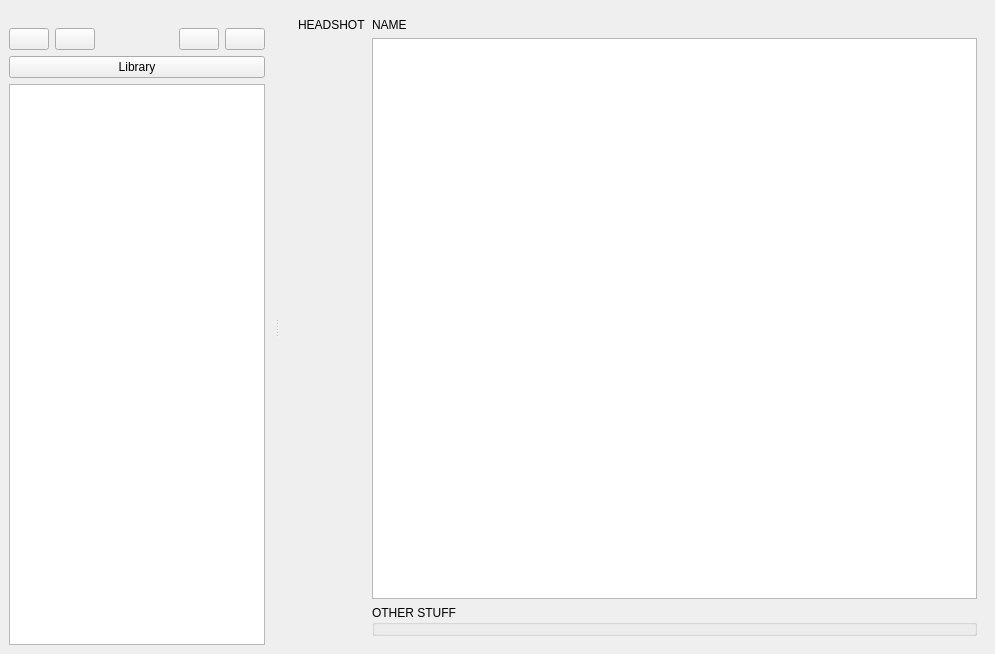
The window that moviehamster/gui/qtgui.ui (bordstein/hamster) describes before a commit, drawn with Qt 5.
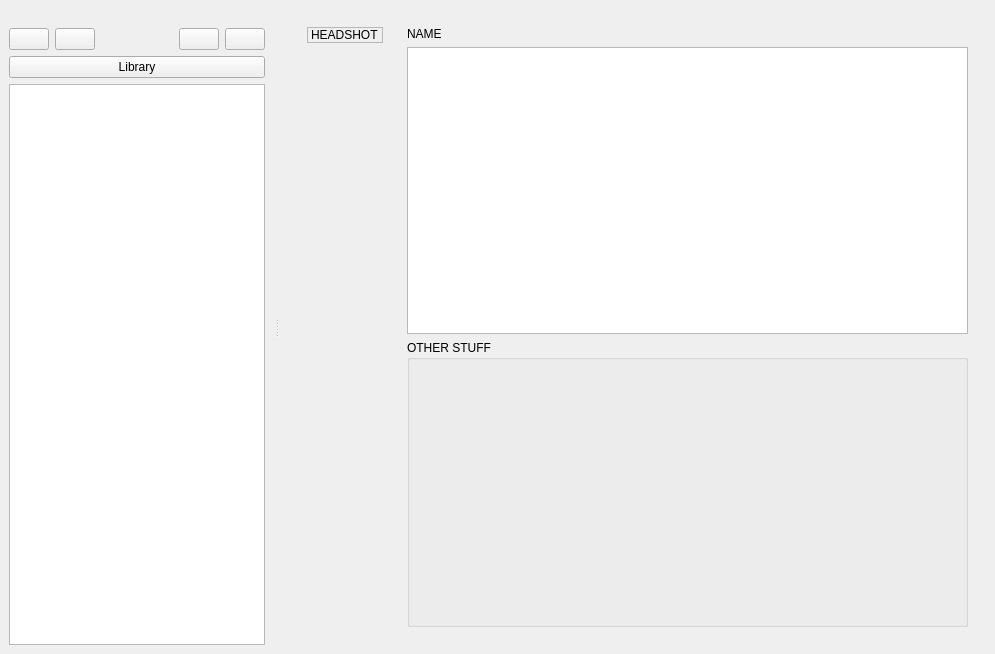
The same window after the commit. The open tabs and pages were chosen to show the change. Icons and pictures are not drawn.

```diff
--- a/moviehamster/gui/qtgui.ui
+++ b/moviehamster/gui/qtgui.ui
@@ -59,27 +59,82 @@
       <widget class="QWidget" name="person_view">
        <layout class="QGridLayout" name="gridLayout_3">
         <item row="0" column="0">
+         <widget class="QWidget" name="widget_2" native="true">
+          <layout class="QVBoxLayout" name="verticalLayout_5">
+           <item>
          <widget class="QLabel" name="l_headshot">
+             <property name="frameShape">
+              <enum>QFrame::StyledPanel</enum>
+             </property>
           <property name="text">
            <string>HEADSHOT</string>
           </property>
+             <property name="margin">
+              <number>4</number>
+             </property>
+            </widget>
+           </item>
+           <item>
+            <spacer name="verticalSpacer">
+             <property name="orientation">
+              <enum>Qt::Vertical</enum>
+             </property>
+             <property name="sizeHint" stdset="0">
+              <size>
+               <width>20</width>
+               <height>40</height>
+              </size>
+             </property>
+            </spacer>
+           </item>
+          </layout>
          </widget>
         </item>
         <item row="0" column="1">
+         <widget class="QWidget" name="widget_3" native="true">
+          <layout class="QVBoxLayout" name="verticalLayout_6">
+           <item>
          <widget class="QLabel" name="l_person_name">
+             <property name="sizePolicy">
+              <sizepolicy hsizetype="Minimum" vsizetype="Fixed">
+               <horstretch>0</horstretch>
+               <verstretch>0</verstretch>
+              </sizepolicy>
+             </property>
           <property name="text">
            <string>NAME</string>
           </property>
-         </widget>
-        </item>
-        <item row="1" column="1">
+             <property name="alignment">
+              <set>Qt::AlignLeading|Qt::AlignLeft|Qt::AlignTop</set>
+             </property>
+            </widget>
+           </item>
+           <item>
          <widget class="QTextEdit" name="person_bio">
+             <property name="sizePolicy">
+              <sizepolicy hsizetype="Expanding" vsizetype="Minimum">
+               <horstretch>0</horstretch>
+               <verstretch>0</verstretch>
+              </sizepolicy>
+             </property>
+             <property name="minimumSize">
+              <size>
+               <width>0</width>
+               <height>0</height>
+              </size>
+             </property>
+             <property name="baseSize">
+              <size>
+               <width>0</width>
+               <height>0</height>
+              </size>
+             </property>
           <property name="readOnly">
            <bool>true</bool>
           </property>
          </widget>
         </item>
-        <item row="2" column="1">
+           <item>
          <widget class="QGroupBox" name="groupBox">
           <property name="title">
            <string>OTHER STUFF</string>
@@ -88,6 +143,9 @@
         </item>
        </layout>
       </widget>
+        </item>
+       </layout>
+      </widget>
       <widget class="QWidget" name="movie_view">
        <layout class="QGridLayout" name="gridLayout_2">
         <item row="0" column="0" colspan="4">
```
Left out of the diff: 4 changed lines with no effect on the pictures. Lines whose indentation alone changed are shown as unchanged.
